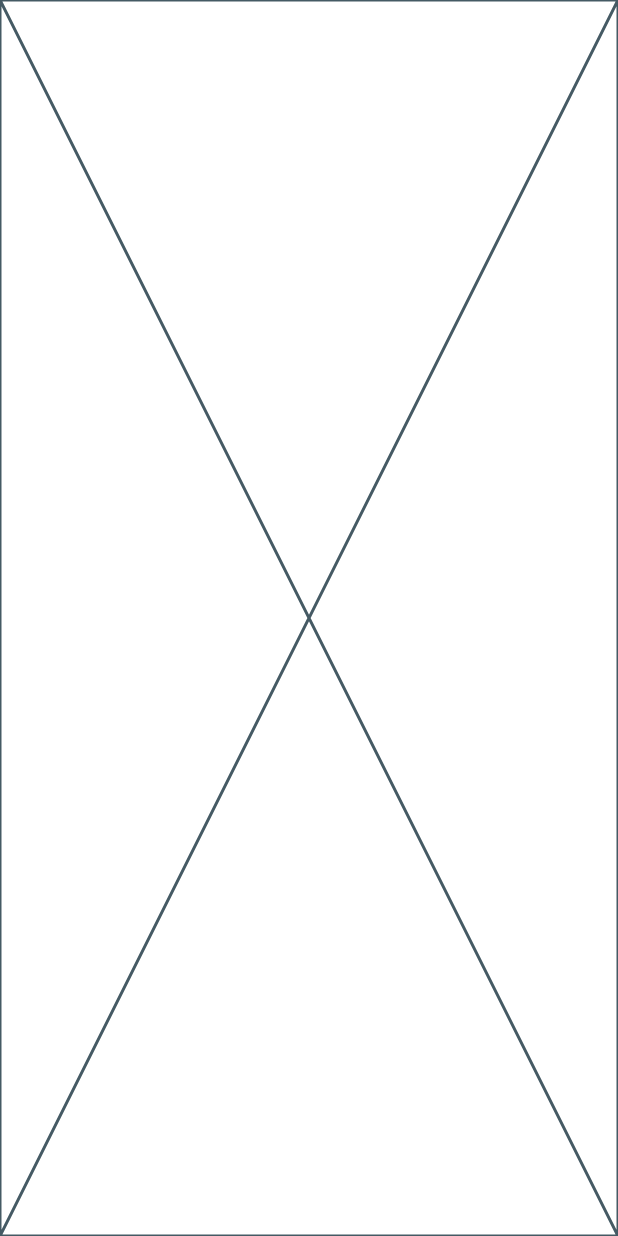
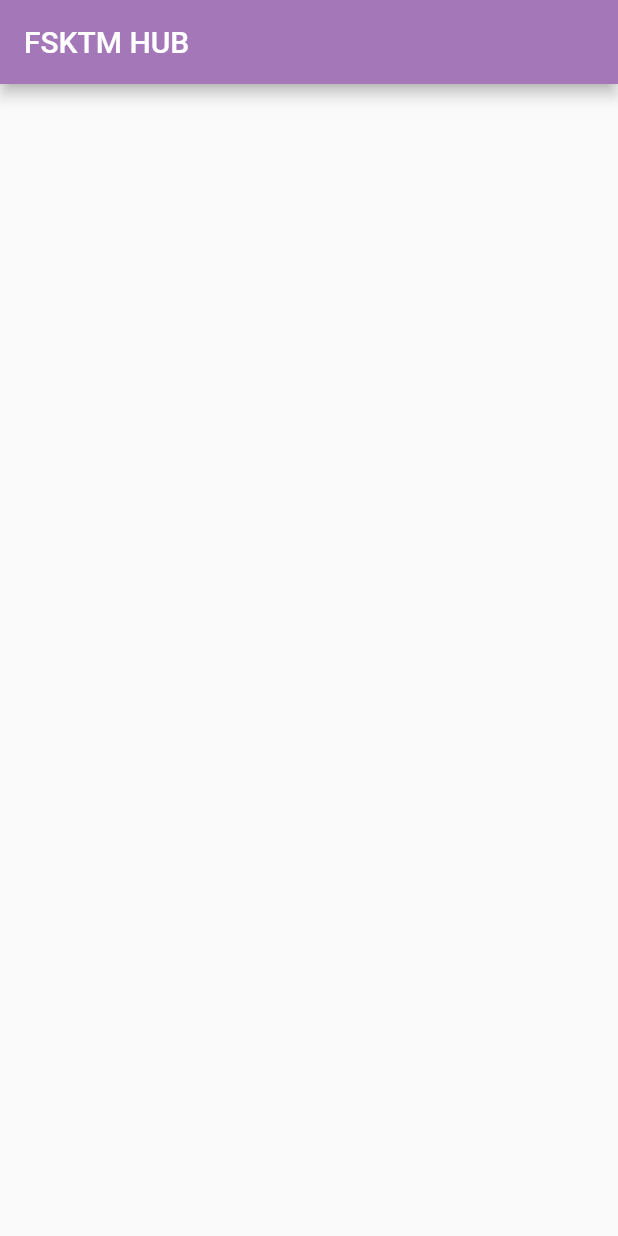
Before and after one commit to lvscnr/fsktm_hub, a Flutter app: the screen it shows after launch, on a phone screen of 412 x 824 dp. Run offline on Flutter 3.47's test engine with Material 2 defaults, Android fonts, the phone set to English and light mode, and no system bars; our stand-ins replace firebase_core; accounts and stored records are empty.

Commit message:
done edit

```diff
--- a/lib/main.dart
+++ b/lib/main.dart
@@ -1,5 +1,4 @@
 import 'package:flutter/material.dart';
-import 'package:fsktm_hub/screens/dashboard_screen.dart';
 import 'package:fsktm_hub/screens/splash_screen.dart';
 
 void main() {
--- a/lib/screens/dashboard_screen.dart
+++ b/lib/screens/dashboard_screen.dart
@@ -1,4 +1,5 @@
-import 'package:flutter/widgets.dart';
+import 'package:flutter/material.dart';
+import 'package:fsktm_hub/utils/color_utils.dart';
 
 class Dashboard extends StatefulWidget {
   const Dashboard({super.key});
@@ -10,6 +11,22 @@ class Dashboard extends StatefulWidget {
 class _DashboardState extends State<Dashboard> {
   @override
   Widget build(BuildContext context) {
-    return const Placeholder();
+    return Scaffold(
+      resizeToAvoidBottomInset: false,
+      appBar: AppBar(
+        title: Text("FSKTM HUB"),
+        flexibleSpace: Container(
+          height: 250,
+          width: MediaQuery.of(context).size.width,
+          color: hexStringToColor("#A478B8"),
+        ),
+      ),
+      body: SingleChildScrollView(
+        child: Container(
+          height: MediaQuery.of(context).size.height,
+          width: MediaQuery.of(context).size.width,
+        ),
+      ),
+    );
   }
 }
--- a/lib/screens/splash_screen.dart
+++ b/lib/screens/splash_screen.dart
@@ -17,11 +17,11 @@ class _SplashScreenState extends State<SplashScreen> {
   }
 
   _navigatetohome() async {
-    await Future.delayed(Duration(milliseconds: 1500), () {});
+    await Future.delayed(const Duration(milliseconds: 1500), () {});
     Navigator.pushReplacement(
       context,
       MaterialPageRoute(
-        builder: (context) => Dashboard(),
+        builder: (context) => const Dashboard(),
       ),
     );
   }
--- a/pubspec.yaml
+++ b/pubspec.yaml
@@ -35,11 +35,11 @@ dependencies:
   # The following adds the Cupertino Icons font to your application.
   # Use with the CupertinoIcons class for iOS style icons.
   cupertino_icons: ^1.0.2
-  google_fonts: ^5.0.0
   firebase_auth: ^4.6.2
   firebase_core: ^2.13.1
   lottie: ^2.4.0
   animated_splash_screen: ^1.3.0
+  pinch_scrollable: ^1.0.1
 
 dev_dependencies:
   flutter_test:
```
Also changed, not shown: lib/reusable_widgets/reusable_widgets.dart (+10 -75 lines), pubspec.lock, 1 other file.
